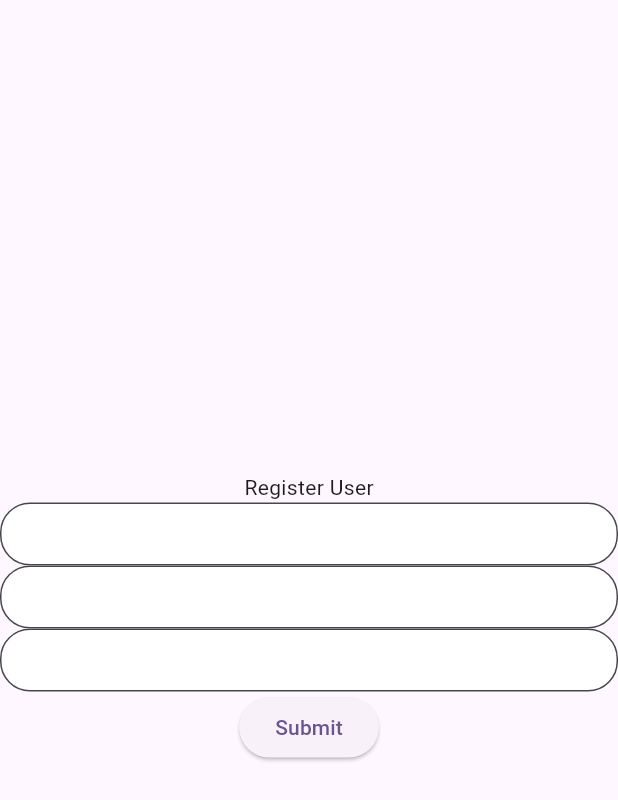
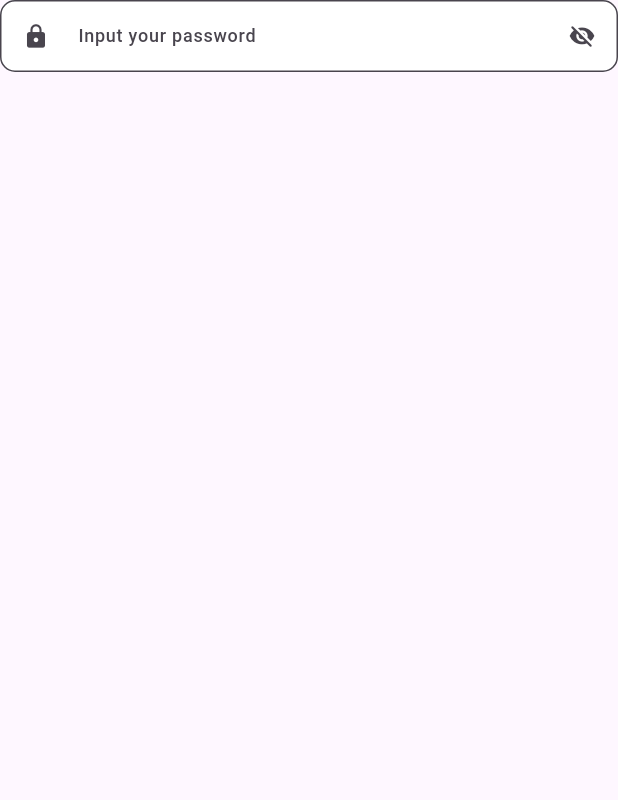
Before and after one commit to equinox-jj/dicoding_story_app, a Flutter app: the screen it shows after launch, on a phone screen of 412 x 824 dp. Shown: the top 800 px of the screen. Run offline on Flutter 3.47's test engine with Material 3 defaults, Android fonts, the phone set to English and light mode, and no system bars; our stand-ins replace bloc, dio, either_dart, flutter_bloc, freezed_annotation, get_it; generated files the repository leaves out were written again.

Commit message:
implement obscure text bloc

```diff
--- a/lib/core/common/widgets/form_field_widget.dart
+++ b/lib/core/common/widgets/form_field_widget.dart
@@ -2,6 +2,7 @@ import 'package:flutter/material.dart';
 import 'package:flutter/services.dart';
 
 class FormFieldWidget extends StatelessWidget {
+  final TextEditingController? controller;
   final Function(String value)? onChanged;
   final int? maxLines;
   final List<TextInputFormatter>? textInputFormatter;
@@ -10,8 +11,8 @@ class FormFieldWidget extends StatelessWidget {
   final Color? formColor;
   final bool? filled;
   final String? hintText;
-  final Icon? preffixIcon;
-  final Icon? suffixIcon;
+  final Widget? preffixIcon;
+  final Widget? suffixIcon;
   final String? Function(String? value)? validator;
   final TextInputType? keyboardType;
   final TextInputAction? textInputAction;
@@ -31,15 +32,17 @@ class FormFieldWidget extends StatelessWidget {
     this.preffixIcon,
     this.suffixIcon,
     this.validator,
-    this.keyboardType = TextInputType.none,
-    this.textInputAction = TextInputAction.none,
+    this.keyboardType,
+    this.textInputAction,
     this.fontSize = 12.0,
     this.fontWeight = FontWeight.w500,
+    this.controller,
   });
 
   @override
   Widget build(BuildContext context) {
     return TextFormField(
+      controller: controller,
       maxLines: maxLines,
       inputFormatters: textInputFormatter,
       textCapitalization: textCapitalization,
@@ -48,7 +51,7 @@ class FormFieldWidget extends StatelessWidget {
       obscureText: obscureText,
       decoration: InputDecoration(
         border: OutlineInputBorder(
-          borderRadius: BorderRadius.circular(20.0),
+          borderRadius: BorderRadius.circular(10.0),
         ),
         fillColor: formColor,
         filled: filled,
--- a/lib/features/auth/domain/repository/auth_repository.dart
+++ b/lib/features/auth/domain/repository/auth_repository.dart
@@ -1,5 +1,6 @@
+import 'package:either_dart/either.dart';
+
 import '../../data/datasource/remote/model/register/register_response.dart';
-import 'package:either_dart/either.dart';
 
 abstract class AuthRepository {
   Future<Either<Exception, RegisterResponse>> registerUser({
--- a/lib/features/auth/presentation/login/bloc/login_bloc.dart
+++ b/lib/features/auth/presentation/login/bloc/login_bloc.dart
@@ -12,7 +12,6 @@ class LoginBloc extends Bloc<LoginEvent, LoginState> {
 
   LoginBloc(this._authRepository) : super(const _Initial()) {
     on<LoginEvent>((event, emit) {
-      // TODO: implement event handler
     });
   }
 }
--- a/lib/features/auth/presentation/register/bloc/register_event.dart
+++ b/lib/features/auth/presentation/register/bloc/register_event.dart
@@ -2,9 +2,10 @@ part of 'register_bloc.dart';
 
 @freezed
 class RegisterEvent with _$RegisterEvent {
-  const factory RegisterEvent.registerUser(
+  const factory RegisterEvent.onRegisterUser(
     String name,
     String email,
     String password,
-  ) = _RegisterUser;
+  ) = _OnRegisterUser;
+  const factory RegisterEvent.onObscureText(bool isObscure) = _OnObscureText;
 }
--- a/lib/features/auth/presentation/register/bloc/register_state.dart
+++ b/lib/features/auth/presentation/register/bloc/register_state.dart
@@ -7,4 +7,5 @@ class RegisterState with _$RegisterState {
   const factory RegisterState.error(String message) = _Error;
   const factory RegisterState.registerSuccess(RegisterResponse response) =
       _RegisterSuccess;
+  const factory RegisterState.obscureText(bool isObscure) = _ObscureText;
 }
--- a/lib/features/auth/presentation/register/register_page.dart
+++ b/lib/features/auth/presentation/register/register_page.dart
@@ -1,5 +1,5 @@
-import '../../../../core/common/widgets/form_field_widget.dart';
-import 'bloc/register_bloc.dart';
+import 'package:dicoding_story_app/core/common/widgets/form_field_widget.dart';
+import 'package:dicoding_story_app/features/auth/presentation/register/bloc/register_bloc.dart';
 import 'package:flutter/material.dart';
 import 'package:flutter_bloc/flutter_bloc.dart';
 
@@ -26,56 +26,41 @@ class _RegisterPageState extends State<RegisterPage> {
   @override
   Widget build(BuildContext context) {
     return Scaffold(
-      body: BlocConsumer<RegisterBloc, RegisterState>(
-        builder: (context, state) {
-          return state.maybeMap(
-            orElse: () => const SizedBox.shrink(),
-            loading: (value) {
-              return const Center(
-                child: CircularProgressIndicator.adaptive(),
-              );
-            },
-            error: (value) => Center(
-              child: Text(value.message),
-            ),
-            initial: (value) {
-              return Column(
-                mainAxisAlignment: MainAxisAlignment.center,
-                children: [
-                  const Text('Register User'),
-                  FormFieldWidget(
-                    onChanged: (value) {
-                      usernameController.text = value;
-                    },
-                  ),
-                  FormFieldWidget(
-                    onChanged: (value) {
-                      emailController.text = value;
-                    },
-                  ),
-                  FormFieldWidget(
-                    onChanged: (value) {
-                      passwordController.text = value;
-                    },
-                  ),
-                  ElevatedButton(
+      body: SafeArea(
+        child: Column(
+          crossAxisAlignment: CrossAxisAlignment.stretch,
+          mainAxisAlignment: MainAxisAlignment.spaceBetween,
+          children: [
+            BlocSelector<RegisterBloc, RegisterState, bool>(
+              selector: (state) => state.maybeMap(
+                orElse: () => false,
+                obscureText: (value) => value.isObscure ? true : false,
+              ),
+              builder: (context, state) {
+                return FormFieldWidget(
+                  controller: passwordController,
+                  hintText: 'Input your password',
+                  maxLines: 1,
+                  obscureText: !state,
+                  preffixIcon: const Icon(Icons.lock_rounded),
+                  suffixIcon: IconButton(
                     onPressed: () {
                       context
                           .read<RegisterBloc>()
-                          .add(RegisterEvent.registerUser(
-                            usernameController.text,
-                            emailController.text,
-                            passwordController.text,
-                          ));
+                          .add(RegisterEvent.onObscureText(!state));
                     },
-                    child: const Text('Submit'),
+                    icon: state
+                        ? const Icon(Icons.visibility_rounded)
+                        : const Icon(Icons.visibility_off_rounded),
                   ),
-                ],
-              );
-            },
-          );
-        },
-        listener: (context, state) {},
+                  validator: (value) {
+                    return null;
+                  },
+                );
+              },
+            )
+          ],
+        ),
       ),
     );
   }
--- a/lib/features/story/data/datasource/remote/model/getstories/get_stories_response.dart
+++ b/lib/features/story/data/datasource/remote/model/getstories/get_stories_response.dart
@@ -1,5 +1,6 @@
+import 'package:freezed_annotation/freezed_annotation.dart';
+
 import 'list_story_response.dart';
-import 'package:freezed_annotation/freezed_annotation.dart';
 
 part 'get_stories_response.freezed.dart';
 part 'get_stories_response.g.dart';
--- a/lib/features/story/data/datasource/remote/story_remote_data_source.dart
+++ b/lib/features/story/data/datasource/remote/story_remote_data_source.dart
@@ -2,7 +2,6 @@ import 'dart:io';
 
 import 'model/addnewstory/add_new_story_response.dart';
 import 'model/detailstory/detail_story_response.dart';
-
 import 'model/getstories/get_stories_response.dart';
 
 abstract class StoryRemoteDataSource {
--- a/lib/features/story/presentation/addstory/bloc/add_story_bloc.dart
+++ b/lib/features/story/presentation/addstory/bloc/add_story_bloc.dart
@@ -1,6 +1,7 @@
 import 'package:bloc/bloc.dart';
+import 'package:freezed_annotation/freezed_annotation.dart';
+
 import '../../../domain/repository/story_repository.dart';
-import 'package:freezed_annotation/freezed_annotation.dart';
 
 part 'add_story_bloc.freezed.dart';
 part 'add_story_event.dart';
@@ -9,9 +10,8 @@ part 'add_story_state.dart';
 class AddStoryBloc extends Bloc<AddStoryEvent, AddStoryState> {
   final StoryRepository _storyRepository;
 
-  AddStoryBloc(this._storyRepository) : super(_Initial()) {
+  AddStoryBloc(this._storyRepository) : super(const _Initial()) {
     on<AddStoryEvent>((event, emit) {
-      // TODO: implement event handler
     });
   }
 }
--- a/lib/features/story/presentation/liststory/bloc/list_story_bloc.dart
+++ b/lib/features/story/presentation/liststory/bloc/list_story_bloc.dart
@@ -10,9 +10,8 @@ part 'list_story_state.dart';
 class ListStoryBloc extends Bloc<ListStoryEvent, ListStoryState> {
   final StoryRepository _storyRepository;
 
-  ListStoryBloc(this._storyRepository) : super(_Initial()) {
+  ListStoryBloc(this._storyRepository) : super(const _Initial()) {
     on<ListStoryEvent>((event, emit) {
-      // TODO: implement event handler
     });
   }
 }
--- a/lib/features/story/presentation/storydetail/bloc/story_detail_bloc.dart
+++ b/lib/features/story/presentation/storydetail/bloc/story_detail_bloc.dart
@@ -10,9 +10,7 @@ part 'story_detail_state.dart';
 class StoryDetailBloc extends Bloc<StoryDetailEvent, StoryDetailState> {
   final StoryRepository _storyRepository;
 
-  StoryDetailBloc(this._storyRepository) : super(_Initial()) {
-    on<StoryDetailEvent>((event, emit) {
-      // TODO: implement event handler
-    });
+  StoryDetailBloc(this._storyRepository) : super(const _Initial()) {
+    on<StoryDetailEvent>((event, emit) {});
   }
 }
--- a/lib/main.dart
+++ b/lib/main.dart
@@ -1,10 +1,14 @@
-import 'features/auth/presentation/register/bloc/register_bloc.dart';
-import 'features/auth/presentation/register/register_page.dart';
-import 'l10n/l10n.dart';
+import 'package:dicoding_story_app/features/auth/presentation/register/register_page.dart';
 import 'package:flutter/material.dart';
 import 'package:flutter_bloc/flutter_bloc.dart';
 
 import 'di/injector.dart';
+import 'features/auth/presentation/login/bloc/login_bloc.dart';
+import 'features/auth/presentation/register/bloc/register_bloc.dart';
+import 'features/story/presentation/addstory/bloc/add_story_bloc.dart';
+import 'features/story/presentation/liststory/bloc/list_story_bloc.dart';
+import 'features/story/presentation/storydetail/bloc/story_detail_bloc.dart';
+import 'l10n/l10n.dart';
 import 'main.dart';
 
 export 'package:flutter_gen/gen_l10n/app_localizations.dart';
@@ -26,7 +30,19 @@ class MyApp extends StatelessWidget {
       providers: [
         BlocProvider(
           create: (context) => sl<RegisterBloc>(),
-        )
+        ),
+        BlocProvider(
+          create: (context) => sl<LoginBloc>(),
+        ),
+        BlocProvider(
+          create: (context) => sl<AddStoryBloc>(),
+        ),
+        BlocProvider(
+          create: (context) => sl<ListStoryBloc>(),
+        ),
+        BlocProvider(
+          create: (context) => sl<StoryDetailBloc>(),
+        ),
       ],
       child: MaterialApp(
         debugShowCheckedModeBanner: false,
```
Also changed, not shown: lib/features/auth/presentation/login/login_page.dart (+116 -2 lines), lib/features/auth/presentation/register/bloc/register_bloc.dart (+8 -4 lines), lib/features/auth/presentation/register/bloc/register_bloc.freezed.dart.
